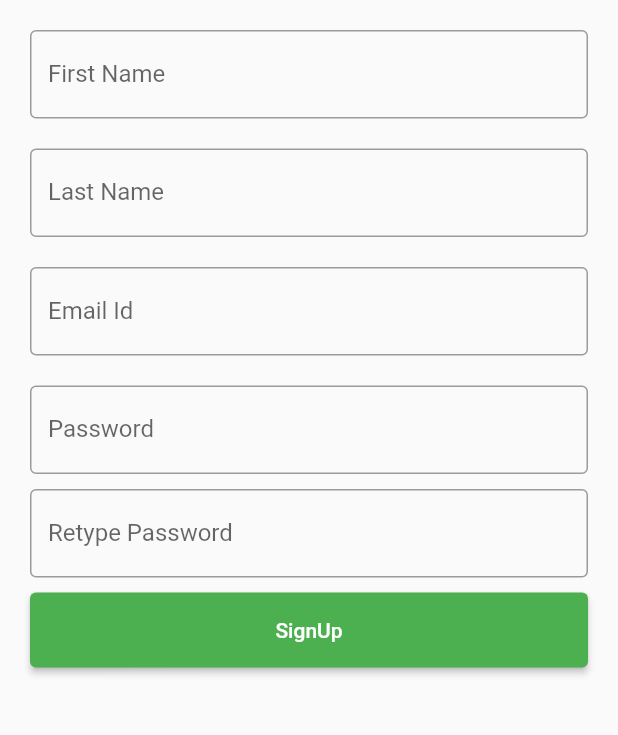
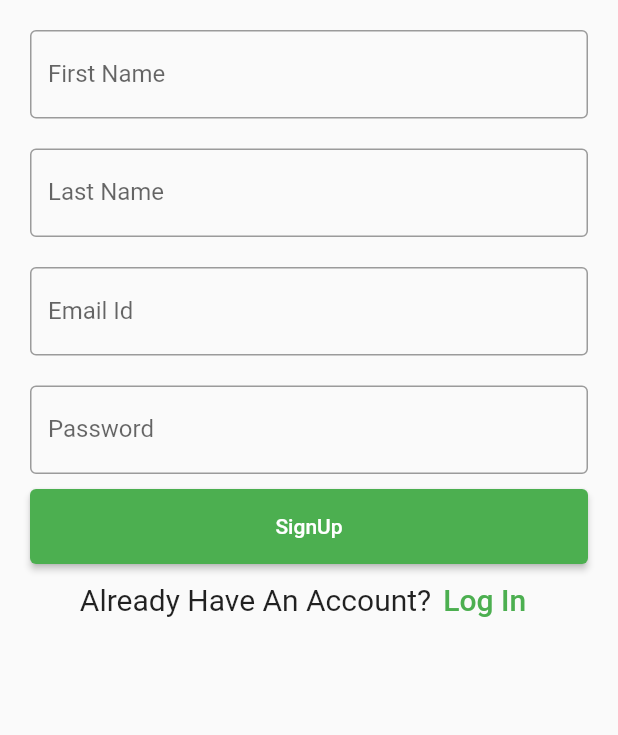
Before and after one commit to SIH-ClapForKrishna/fishook-app, a Flutter app: the screen it shows after launch, after a tap on "Sign up", on a phone screen of 412 x 824 dp, the part 489-1224 px from its top. Run offline on Flutter 3.47's test engine with Material 2 defaults, Android fonts, the phone set to English and light mode, and no system bars; our stand-ins replace firebase_auth, firebase_core, image_picker, lottie; accounts and stored records are empty; network calls fail; project files that could hold a hidden picture were left out.

```diff
--- a/lib/login_screen.dart
+++ b/lib/login_screen.dart
@@ -27,7 +27,7 @@ class MyStatefulWidget extends StatefulWidget {
 
 class _MyStatefulWidgetState extends State<MyStatefulWidget> {
 
-  TextEditingController nameController = TextEditingController();
+  TextEditingController emailController = TextEditingController();
   TextEditingController passwordController = TextEditingController();
 
   @override
@@ -49,10 +49,10 @@ class _MyStatefulWidgetState extends State<MyStatefulWidget> {
             Container(
               padding: const EdgeInsets.all(10),
               child: TextField(
-                controller: nameController,
+                controller: emailController,
                 decoration: const InputDecoration(
                   border: OutlineInputBorder(),
-                  labelText: 'User Name',
+                  labelText: 'Email',
                 ),
               ),
             ),
@@ -104,9 +104,13 @@ class _MyStatefulWidgetState extends State<MyStatefulWidget> {
         ));
   }
   Future signIn() async {
-    await FirebaseAuth.instance.signInWithEmailAndPassword(
-      email: nameController.text.trim(),
-      password: passwordController.text.trim(),
-    );
+    try {
+      await FirebaseAuth.instance.signInWithEmailAndPassword(
+        email: emailController.text.trim(),
+        password: passwordController.text.trim(),
+      );
+    } on FirebaseAuthException catch (e) {
+      print(e);
+    }
   }
 }
--- a/lib/main.dart
+++ b/lib/main.dart
@@ -10,8 +10,13 @@ Future<void> main() async {
   await Firebase.initializeApp(
     options: DefaultFirebaseOptions.currentPlatform,
   );
-  runApp(const MyApp());
+  runApp(
+      const RestartWidget(
+          child:  MyApp()
+      )
+  );
 }
+
 
 class MyApp extends StatelessWidget {
   const MyApp({Key? key}) : super(key: key);
@@ -24,3 +29,37 @@ class MyApp extends StatelessWidget {
       );
   }
 }
+
+class RestartWidget extends StatefulWidget {
+  const RestartWidget({Key? key, this.child}) : super(key: key);
+
+  final Widget? child;
+
+  static void restartApp(BuildContext context) {
+    context.findAncestorStateOfType<_RestartWidgetState>()?.restartApp();
+  }
+
+  @override
+  State<StatefulWidget> createState() {
+    return _RestartWidgetState();
+  }
+}
+
+class _RestartWidgetState extends State<RestartWidget> {
+  Key key = UniqueKey();
+
+  void restartApp() {
+    setState(() {
+      key = UniqueKey();
+    });
+  }
+
+
+  @override
+  Widget build(BuildContext context) {
+    return KeyedSubtree(
+      key: key,
+      child: widget.child ?? Container(),
+    );
+  }
+}
--- a/lib/pre_login_animations.dart
+++ b/lib/pre_login_animations.dart
@@ -41,7 +41,11 @@ class _LoginAnimationsState extends State<LoginAnimations> with SingleTickerProv
               MaterialPageRoute(builder: (context) => StreamBuilder<User?>(
                   stream: FirebaseAuth.instance.authStateChanges(),
                   builder: (context, snapshot) {
-                    if (snapshot.hasData) {
+                    if (snapshot.connectionState == ConnectionState.waiting) {
+                      return const Center(child: CircularProgressIndicator());
+                    } else if (snapshot.hasError) {
+                      return const Center(child: Text('Something went wrong!'));
+                    } else if (snapshot.hasData) {
                       return const HomePage() ;
                     } else {
                       return const LoginScreen();
--- a/lib/signup_screen.dart
+++ b/lib/signup_screen.dart
@@ -1,4 +1,8 @@
+import 'package:firebase_auth/firebase_auth.dart';
 import 'package:flutter/material.dart';
+
+import 'login_screen.dart';
+import 'main.dart';
 
 
 class SignupScreen extends StatelessWidget {
@@ -88,29 +92,44 @@ class _MyStatefulWidgetState extends State<MyStatefulWidget> {
               ),
             ),
             Container(
-              padding: const EdgeInsets.fromLTRB(10, 10, 10, 0),
-              child: TextField(
-                obscureText: true,
-                controller: retypePasswordController,
-                decoration: const InputDecoration(
-                  border: OutlineInputBorder(),
-                  labelText: 'Retype Password',
-                ),
-              ),
-            ),
-            Container(
                 height: 60,
                 padding: const EdgeInsets.fromLTRB(10, 10, 10, 0),
                 child: ElevatedButton(
+                  onPressed: signUp,
                   child: const Text('SignUp'),
+                )
+            ),
+            Row(
+              mainAxisAlignment: MainAxisAlignment.center,
+              children: <Widget>[
+                const Text('Already Have An Account?',style: TextStyle(fontSize: 20)),
+                TextButton(
+                  child: const Text(
+                    'Log In',
+                    style: TextStyle(fontSize: 20),
+                  ),
                   onPressed: () {
-                    print('You have succesfully signed up!');
-                    print(emailController.text);
-                    print(passwordController.text);
+                    Navigator.push(
+                      context,
+                      MaterialPageRoute(builder: (context) => const LoginScreen()),
+                    );
+                    //signup screen
                   },
                 )
+              ],
             ),
           ],
         ));
   }
+  Future signUp() async {
+    try {
+      await FirebaseAuth.instance.createUserWithEmailAndPassword(
+        email: emailController.text.trim(),
+        password: passwordController.text.trim(),
+      );
+    } on FirebaseAuthException catch (e) {
+      print(e);
+    }
+    RestartWidget.restartApp(context);
+  }
 }
```
Also changed, not shown: pubspec.lock.
